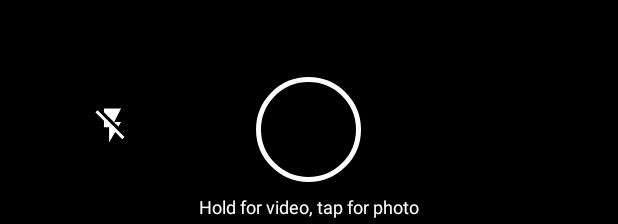
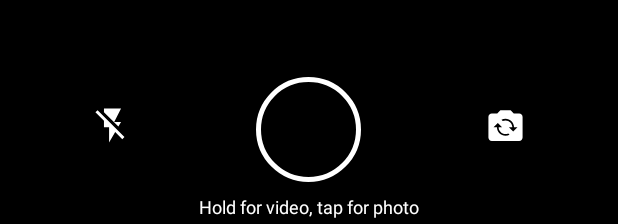
Before and after one commit to akshay2211/PixImagePicker, an Android app: the layout activity_main_lib.xml on its own in the app's theme, with its tools: preview values and no code run, on a phone screen of 412 x 824 dp. Shown: the part 1009-1233 px from the top of the screen. Run offline under Robolectric (Android 15) with nearby library versions, the light colour scheme and no system bars; plain views replace CameraView.

Commit message:
Updated ic_photo_camera.xml
Added Modern icon for camera switching as used by the whatsApp

```diff
--- a/pix/src/main/res/drawable/ic_photo_camera.xml
+++ b/pix/src/main/res/drawable/ic_photo_camera.xml
@@ -2,15 +2,8 @@
     android:width="24dp"
     android:height="24dp"
     android:viewportWidth="24"
-    android:viewportHeight="24"
-    android:tint="?attr/colorControlNormal">
-  <path
-      android:fillColor="@android:color/white"
-      android:pathData="M20,5h-3.17L15,3H9L7.17,5H4C2.9,5 2,5.9 2,7v12c0,1.1 0.9,2 2,2h16c1.1,0 2,-0.9 2,-2V7C22,5.9 21.1,5 20,5zM20,19H4V7h3.17h0.88l0.59,-0.65L9.88,5h4.24l1.24,1.35L15.95,7h0.88H20V19z"/>
-  <path
-      android:fillColor="@android:color/white"
-      android:pathData="M12,17c-2.21,0 -4,-1.79 -4,-4h2l-2.5,-2.5L5,13h2c0,2.76 2.24,5 5,5c0.86,0 1.65,-0.24 2.36,-0.62l-0.74,-0.74C13.13,16.87 12.58,17 12,17z"/>
-  <path
-      android:fillColor="@android:color/white"
-      android:pathData="M12,8c-0.86,0 -1.65,0.24 -2.36,0.62l0.74,0.73C10.87,9.13 11.42,9 12,9c2.21,0 4,1.79 4,4h-2l2.5,2.5L19,13h-2C17,10.24 14.76,8 12,8z"/>
+    android:viewportHeight="24">
+    <path
+        android:fillColor="@android:color/white"
+        android:pathData="M20,5h-3.17L15,3H9L7.17,5H4C2.9,5 2,5.9 2,7v12c0,1.1 0.9,2 2,2h16c1.1,0 2,-0.9 2,-2V7C22,5.9 21.1,5 20,5zM12,18c-2.76,0 -5,-2.24 -5,-5H5l2.5,-2.5L10,13H8c0,2.21 1.79,4 4,4c0.58,0 1.13,-0.13 1.62,-0.35l0.74,0.74C13.65,17.76 12.86,18 12,18zM16.5,15.5L14,13h2c0,-2.21 -1.79,-4 -4,-4c-0.58,0 -1.13,0.13 -1.62,0.35L9.64,8.62C10.35,8.24 11.14,8 12,8c2.76,0 5,2.24 5,5h2L16.5,15.5z"/>
 </vector>
```
